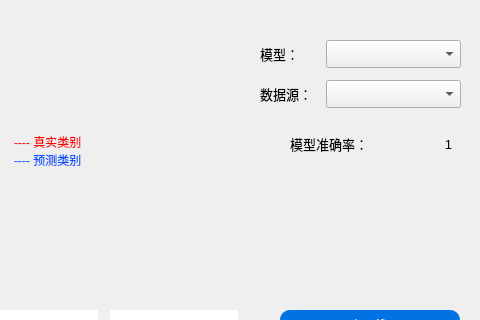
Above: ui/main.ui from zimufengyan/FewShot-fiveone-GUI before the change; both pictures show x 470 to 950 and y 0 to 320 of the 950 by 495 pixel window. Below: the same form after it.
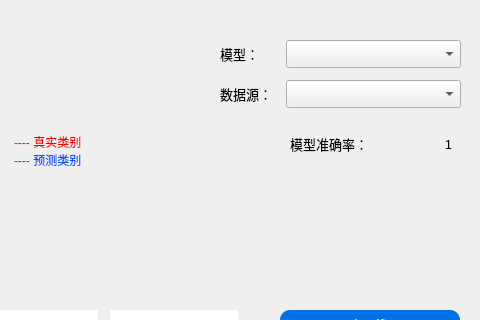
That is the form after the change.

The edit to the form file:
```diff
--- a/ui/main.ui
+++ b/ui/main.ui
@@ -659,9 +659,9 @@
    <widget class="QWidget" name="layoutWidget_6">
     <property name="geometry">
      <rect>
-      <x>730</x>
+      <x>690</x>
       <y>79</y>
-      <width>201</width>
+      <width>241</width>
       <height>30</height>
      </rect>
     </property>
@@ -748,9 +748,9 @@
    <widget class="QWidget" name="layoutWidget">
     <property name="geometry">
      <rect>
-      <x>730</x>
+      <x>690</x>
       <y>39</y>
-      <width>201</width>
+      <width>241</width>
       <height>30</height>
      </rect>
     </property>
@@ -973,7 +973,7 @@
      <bool>true</bool>
     </property>
    </widget>
-   <widget class="QWidget" name="">
+   <widget class="QWidget" name="layoutWidget">
     <property name="geometry">
      <rect>
       <x>730</x>
```
Left out of the diff: 3 changed lines with no effect on the pictures.
